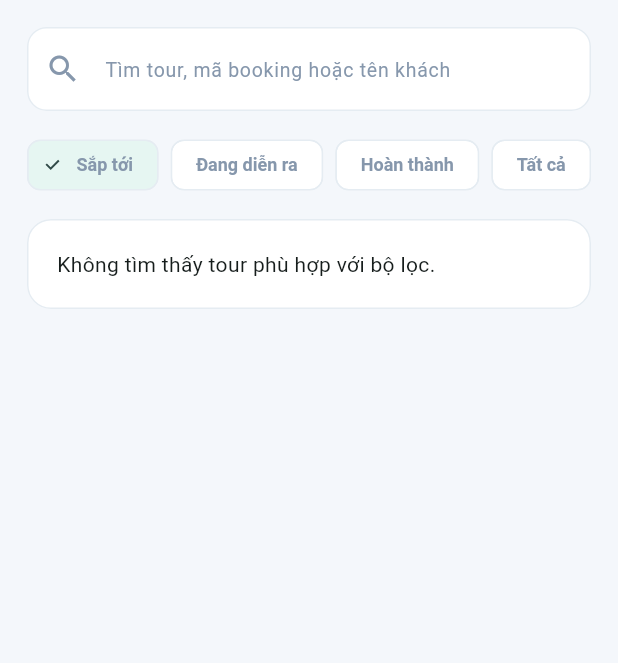
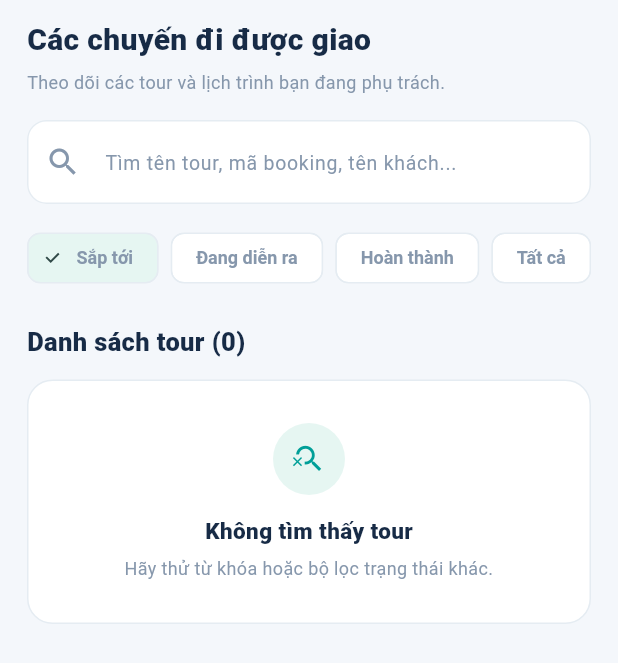
Before and after one commit to fallforsal/TripOps, a Flutter app: the TourListScreen widget shown alone on an empty page, opened directly with empty values, on a phone screen of 412 x 824 dp. Shown: the top 663 px of the screen. Run offline on Flutter 3.47's test engine with Material 3 defaults, Android fonts, the phone set to English and light mode, and no system bars; our stand-ins replace cookie_jar, dio, dio_cookie_manager; accounts and stored records are empty; network calls fail.

Commit message:
style(guide): redesign home, tour cards and main navigation to match prototype

```diff
--- a/guide_mobile_flutter/lib/features/assigned_tours/presentation/tour_list_screen.dart
+++ b/guide_mobile_flutter/lib/features/assigned_tours/presentation/tour_list_screen.dart
@@ -1,4 +1,6 @@
 import 'package:flutter/material.dart';
+import '../../../core/theme/app_theme.dart';
+import '../../../core/widgets/guide_ui.dart';
 import '../../../core/widgets/view_helpers.dart';
 import '../domain/booking_models.dart';
 import '../domain/tour_catalog.dart';
@@ -25,46 +27,52 @@ class TourListScreen extends StatelessWidget {
   @override
   Widget build(BuildContext context) {
     final visible = filterBookings(
-      bookings,
-      filter: filter,
-      today: DateTime.now(),
-      query: query,
+      bookings, filter: filter, today: DateTime.now(), query: query,
     );
     return ListView(
       physics: const AlwaysScrollableScrollPhysics(),
-      padding: const EdgeInsets.all(18),
+      padding: const EdgeInsets.fromLTRB(18, 12, 18, 25),
       children: [
+        const Text('Các chuyến đi được giao', style: TextStyle(
+          fontSize: 20, fontWeight: FontWeight.w900, color: ink,
+        )),
+        space(5),
+        const Text('Theo dõi các tour và lịch trình bạn đang phụ trách.',
+          style: TextStyle(fontSize: 12, color: muted)),
+        space(17),
         TextFormField(
           key: const ValueKey('tour-search'),
           initialValue: query,
           decoration: const InputDecoration(
-            hintText: 'Tìm tour, mã booking hoặc tên khách',
+            hintText: 'Tìm tên tour, mã booking, tên khách...',
             prefixIcon: Icon(Icons.search),
           ),
           onChanged: onQueryChanged,
         ),
-        space(),
+        space(12),
         SingleChildScrollView(
           scrollDirection: Axis.horizontal,
-          child: Row(children: TourFilter.values.map((value) =>
-            Padding(
-              padding: const EdgeInsets.only(right: 8),
-              child: ChoiceChip(
-                label: Text(tourFilterLabel(value)),
-                selected: filter == value,
-                onSelected: (_) => onFilterChanged(value),
-              ),
+          child: Row(children: TourFilter.values.map((option) => Padding(
+            padding: const EdgeInsets.only(right: 8),
+            child: ChoiceChip(
+              label: Text(tourFilterLabel(option)),
+              selected: filter == option,
+              onSelected: (_) => onFilterChanged(option),
             ),
-          ).toList()),
+          )).toList()),
         ),
-        space(),
+        space(20),
+        GuideSectionTitle('Danh sách tour (${visible.length})'),
+        space(13),
         if (visible.isEmpty)
-          const Card(child: Padding(
-            padding: EdgeInsets.all(20),
-            child: Text('Không tìm thấy tour phù hợp với bộ lọc.'),
-          )),
-        ...visible.map((tour) => TourCard(tour: tour,
-          onTap: () => onOpenTour(tour))),
+          const GuideEmptyState(
+            title: 'Không tìm thấy tour',
+            message: 'Hãy thử từ khóa hoặc bộ lọc trạng thái khác.',
+            icon: Icons.search_off_outlined,
+          ),
+        ...visible.map((tour) => TourCard(
+          tour: tour, onTap: () => onOpenTour(tour),
+        )),
       ],
     );
   }
```
